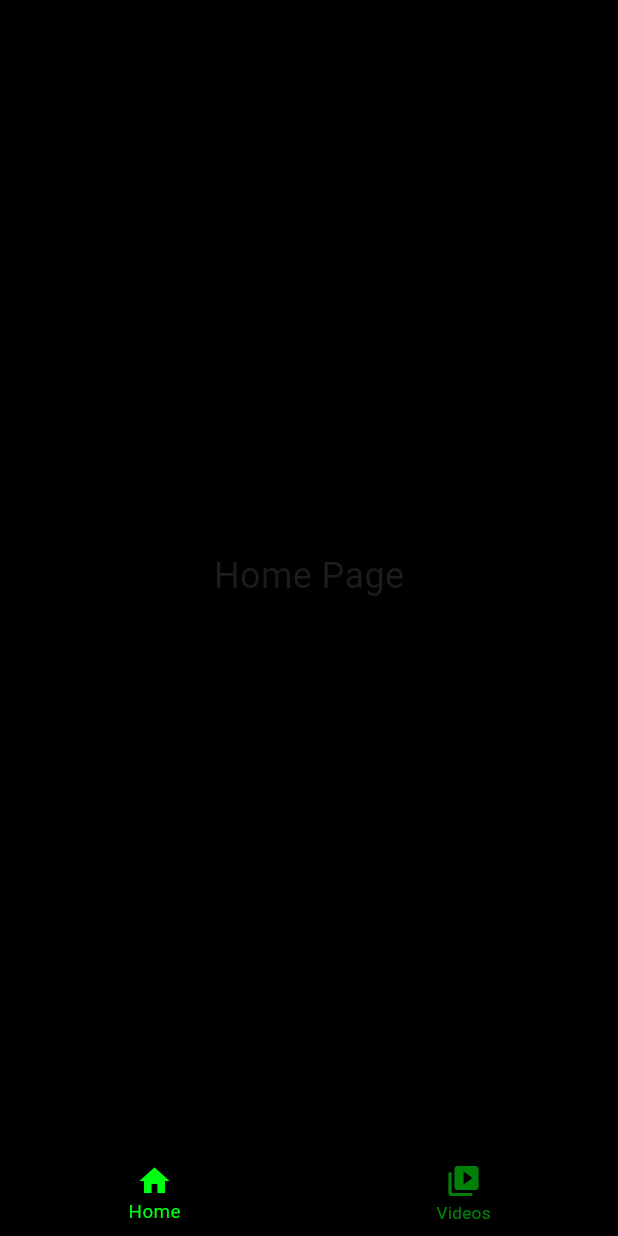
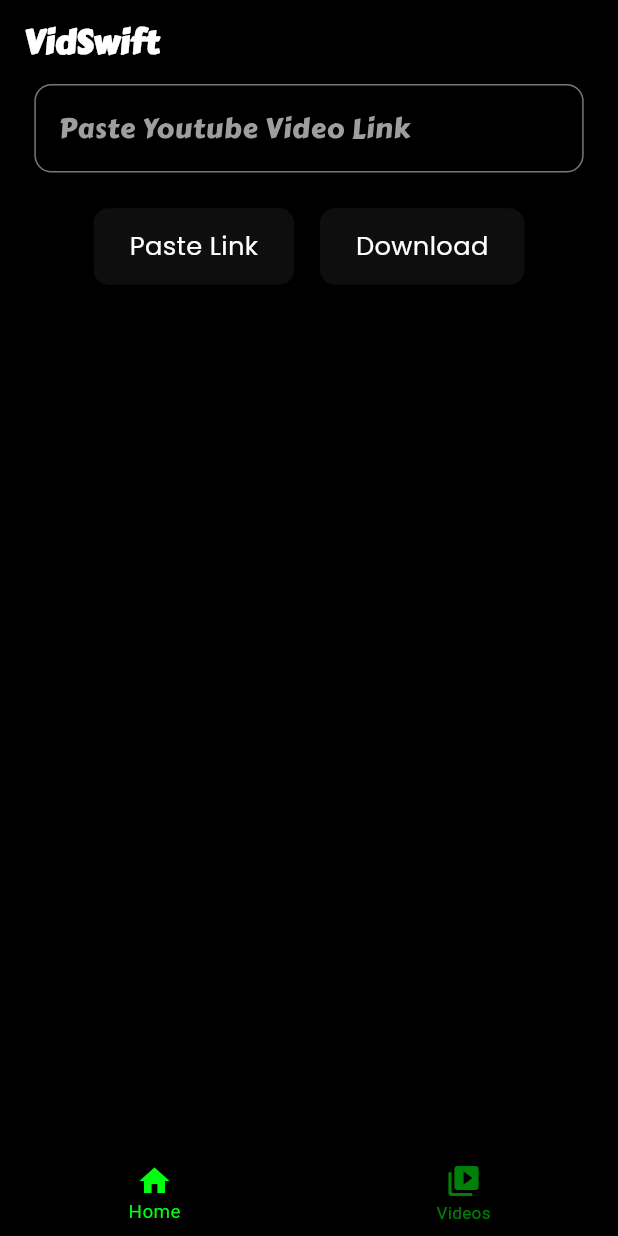
Before and after one commit to DUDU0123/VidSwift-Youtube-Video-Downloader, a Flutter app: the screen it shows after launch, on a phone screen of 412 x 824 dp. Run offline on Flutter 3.47's test engine with Material 3 defaults, Android fonts, the phone set to English and light mode, and no system bars; our stand-ins replace equatable, flutter_screenutil, get.

Commit message:
added fonts, implement widget for button, made home page partial design, videoslist page

```diff
--- /dev/null
+++ b/lib/components/common_button_container.dart
@@ -0,0 +1,79 @@
+import 'package:youtube_video_downloader/utils/constants/app_global_imports.dart';
+
+class CommonButtonContainer extends StatelessWidget {
+  const CommonButtonContainer({
+    super.key,
+    required this.buttonText,
+    this.buttonColor, this.splashColor,
+    this.borderColor, this.gradient,
+    this.textColor, this.fontSize,
+    this.fontWeight, this.onTap,
+    this.borderRadius = 50,
+    this.padding,
+    this.containerWidth,
+    this.containerHeight,
+    this.fontFamily = AppFonts.poppins,
+    this.strokeWidth = 1.0,
+    this.textAlign,
+    this.trailingWidget,
+  });
+  final String buttonText;
+  final Color? buttonColor;
+  final Color? splashColor;
+  final Color? borderColor;
+  final LinearGradient? gradient;
+  final Color? textColor;
+  final double? containerWidth;
+  final double? containerHeight;
+  final double? fontSize;
+  final FontWeight? fontWeight;
+  final VoidCallback? onTap;
+  final double borderRadius;
+  final EdgeInsetsGeometry? padding;
+  final String? fontFamily;
+  final double strokeWidth;
+  final TextAlign? textAlign;
+  final Widget? trailingWidget;
+
+  @override
+  Widget build(BuildContext context) {
+    return InkWell(
+      borderRadius: BorderRadius.circular(borderRadius),
+      splashColor: splashColor?? AppColors.kGreen.withOpacity(0.5),
+      onTap: onTap,
+      child: Container(
+        height: containerHeight,
+        width: containerWidth,
+        padding: padding ?? EdgeInsets.symmetric(horizontal: 30.w, vertical: 14.h),
+        decoration: BoxDecoration(
+          borderRadius:  BorderRadius.circular(borderRadius),
+          color: buttonColor,
+          border: Border.all(
+            color: borderColor ?? AppColors.kAppLightGreen,
+            width: strokeWidth,
+          ),
+          gradient:gradient
+        ),
+        child: Row(
+          mainAxisAlignment: MainAxisAlignment.center,
+          children: [
+            Text(
+              buttonText,
+              textAlign: textAlign,
+              style: TextStyle(
+                fontFamily: fontFamily ?? AppFonts.poppins,
+                fontSize: fontSize ?? 15.sp,
+                fontWeight:fontWeight?? FontWeight.w500,
+                color: textColor ?? AppColors.kWhite,
+              ),
+            ),
+            if(trailingWidget!=null)...[
+              AppConstraints.kWidth10,
+              trailingWidget!,
+            ],
+          ],
+        ),
+      ),
+    );
+  }
+}
--- a/lib/utils/constants/app_colors.dart
+++ b/lib/utils/constants/app_colors.dart
@@ -3,7 +3,7 @@ import 'package:flutter/material.dart';
 class AppColors {
   static Color kWhite = Colors.white;
   static Color kBlack = Colors.black;
-  static Color kBlackDarkShade = const Color.fromARGB(255, 12, 12, 12);
+  static Color kBlackDarkShade = const Color.fromARGB(255, 14, 14, 14);
   static Color kGreen = Colors.green;
   static Color kGrey = Colors.grey;
   static Color kYellow = Colors.yellow;
--- /dev/null
+++ b/lib/utils/constants/app_fonts.dart
@@ -0,0 +1,4 @@
+class AppFonts {
+  static const String poppins = 'Poppins-Regular';
+  static const String carterOne = 'Carter One';
+}
--- a/lib/utils/constants/app_global_imports.dart
+++ b/lib/utils/constants/app_global_imports.dart
@@ -2,4 +2,7 @@ export 'package:flutter/material.dart';
 export 'package:get/get.dart';
 export 'package:flutter_screenutil/flutter_screenutil.dart';
 export 'package:youtube_video_downloader/utils/constants/app_colors.dart';
+export 'package:youtube_video_downloader/utils/constants/app_constraints.dart';
 export 'package:youtube_video_downloader/utils/constants/app_global_keys.dart';
+export 'package:youtube_video_downloader/utils/functions/app_message_dialogs.dart';
+export 'package:youtube_video_downloader/utils/constants/app_fonts.dart';
--- a/lib/utils/functions/app_message_dialogs.dart
+++ b/lib/utils/functions/app_message_dialogs.dart
@@ -1 +1,24 @@
-class AppMessageDialogs {}
+import 'package:youtube_video_downloader/utils/constants/app_global_imports.dart';
+
+class AppMessageDialogs {
+  static ScaffoldFeatureController<SnackBar, SnackBarClosedReason> commonSnackbar({
+    required BuildContext context,
+    required String message,
+  }) {
+    return ScaffoldMessenger.of(context).showSnackBar(
+      SnackBar(
+        content: Text(
+          message,
+          style: TextStyle(
+            color: AppColors.kWhite,
+            fontSize: 14.sp,
+            fontWeight: FontWeight.w100,
+            fontFamily: AppFonts.carterOne,
+          ),
+        ),
+        backgroundColor: AppColors.kBlackDarkShade,
+        duration: 2.seconds,
+      ),
+    );
+  }
+}
--- a/lib/views/home_page/pages/home_page.dart
+++ b/lib/views/home_page/pages/home_page.dart
@@ -1,17 +1,74 @@
+import 'package:flutter/services.dart';
+import 'package:get/get_connect/http/src/utils/utils.dart';
+import 'package:youtube_video_downloader/components/common_button_container.dart';
+import 'package:youtube_video_downloader/controllers/home_page_controller.dart';
 import 'package:youtube_video_downloader/utils/constants/app_global_imports.dart';
+import 'package:youtube_video_downloader/utils/functions/app_message_dialogs.dart';
+import 'package:youtube_video_downloader/views/home_page/widgets/video_link_paste_text_field.dart';
 
-class HomePage extends StatelessWidget {
+class HomePage extends StatefulWidget {
   const HomePage({super.key});
 
   @override
+  State<HomePage> createState() => _HomePageState();
+}
+
+class _HomePageState extends State<HomePage> {
+  @override
+  void dispose() {
+    Get.find<HomePageController>().ytVideolinkController.dispose();
+    super.dispose();
+  }
+
+  @override
   Widget build(BuildContext context) {
-    return const Scaffold(
-      body: Center(
-        child: Text(
-          'Home Page',
-          style: TextStyle(fontSize: 24),
+    return Scaffold(
+        appBar: AppBar(
+          title: Text(
+            "VidSwift",
+            style: TextStyle(
+                color: AppColors.kWhite,
+                fontWeight: FontWeight.bold,
+                fontFamily: AppFonts.carterOne),
+          ),
         ),
-      ),
-    );
+        body: Padding(
+          padding: EdgeInsets.symmetric(horizontal: 20.w),
+          child: Column(
+            children: [
+              const VideoLinkPasteTextField(),
+              AppConstraints.kHeight20,
+              Row(
+                mainAxisAlignment: MainAxisAlignment.center,
+                children: [
+                  CommonButtonContainer(
+                    padding:
+                        EdgeInsets.symmetric(vertical: 10.h, horizontal: 20.w),
+                    borderColor: AppColors.kTransparent,
+                    buttonColor: AppColors.kBlackDarkShade,
+                    buttonText: "Paste Link",
+                    borderRadius: 10,
+                    onTap: () {
+                      Get.find<HomePageController>().pasteLink();
+                    },
+                  ),
+                  AppConstraints.kWidth15,
+                  CommonButtonContainer(
+                    padding:
+                        EdgeInsets.symmetric(vertical: 10.h, horizontal: 20.w),
+                    buttonText: "Download",
+                    borderColor: AppColors.kTransparent,
+                    buttonColor: AppColors.kBlackDarkShade,
+                    borderRadius: 10,
+                    onTap: () {
+                      Get.find<HomePageController>()
+                          .onDownloadClick(context: context);
+                    },
+                  ),
+                ],
+              )
+            ],
+          ),
+        ));
   }
 }
--- /dev/null
+++ b/lib/views/home_page/widgets/video_link_paste_text_field.dart
@@ -0,0 +1,37 @@
+import 'package:youtube_video_downloader/controllers/home_page_controller.dart';
+import 'package:youtube_video_downloader/utils/constants/app_global_imports.dart';
+
+class VideoLinkPasteTextField extends StatelessWidget {
+  const VideoLinkPasteTextField({
+    super.key,
+  });
+
+  @override
+  Widget build(BuildContext context) {
+    return TextField(
+      controller:
+          Get.find<HomePageController>().ytVideolinkController,
+      style: TextStyle(
+        color: AppColors.kWhite,
+        fontSize: 15.sp,
+        fontFamily: AppFonts.poppins,
+      ),
+      decoration: InputDecoration(
+        hintText: "Paste Youtube Video Link",
+        hintStyle: TextStyle(
+          color: AppColors.kGrey,
+          fontSize: 16.sp,
+          fontFamily: AppFonts.carterOne,
+        ),
+        focusedBorder: OutlineInputBorder(
+          borderRadius: BorderRadius.circular(10.r),
+          borderSide: BorderSide(color: AppColors.kAppLightGreen),
+        ),
+        border: OutlineInputBorder(
+          borderRadius: BorderRadius.circular(10.r),
+          borderSide: BorderSide(color: AppColors.kGrey),
+        ),
+      ),
+    );
+  }
+}
--- a/lib/views/root_widget_page.dart
+++ b/lib/views/root_widget_page.dart
@@ -12,6 +12,9 @@ class RootWidgetPage extends StatelessWidget {
           debugShowCheckedModeBanner: false,
           navigatorKey: AppGlobalKeys.navigatorKey,
           theme: ThemeData(
+            appBarTheme: AppBarTheme(
+              backgroundColor: AppColors.kBlack,
+            ),
             scaffoldBackgroundColor: AppColors.kBlack
           ),
           initialRoute: RoutesName.splash,
--- a/lib/views/splash_screen/widgets/app_logo_widget.dart
+++ b/lib/views/splash_screen/widgets/app_logo_widget.dart
@@ -16,7 +16,7 @@ class AppLogoWidget extends StatelessWidget {
       width: width.w,
       decoration: BoxDecoration(borderRadius: BorderRadius.circular(10.r)),
       child: Image.asset(
-        "assets/vid_swift_logo.png",
+        "assets/images/vid_swift_logo.png",
         fit: BoxFit.cover,
       ),
     );
```
Also changed, not shown: lib/controllers/home_page_controller.dart (+27 -0 lines), lib/views/home_page/utils/download_options_show_bottom_sheet.dart (added, +36 -0 lines), lib/views/video_play_page/pages/video_play_page.dart (+10 -1 lines), lib/views/video_play_page/widgets/menu_button_widget.dart (added, +21 -0 lines), lib/views/video_play_page/widgets/video_title_duration_and_button.dart (added, +31 -0 lines), lib/views/videos_page/pages/videos_page.dart (+11 -6 lines), lib/views/videos_page/widgets/videos_list_view.dart (added, +65 -0 lines), pubspec.yaml (+8 -8 lines), assets/fonts/CarterOne-Regular.ttf (added), assets/fonts/Poppins-Regular.ttf (added), assets/images/vid_swift_logo.png (renamed from assets/vid_swift_logo.png).
